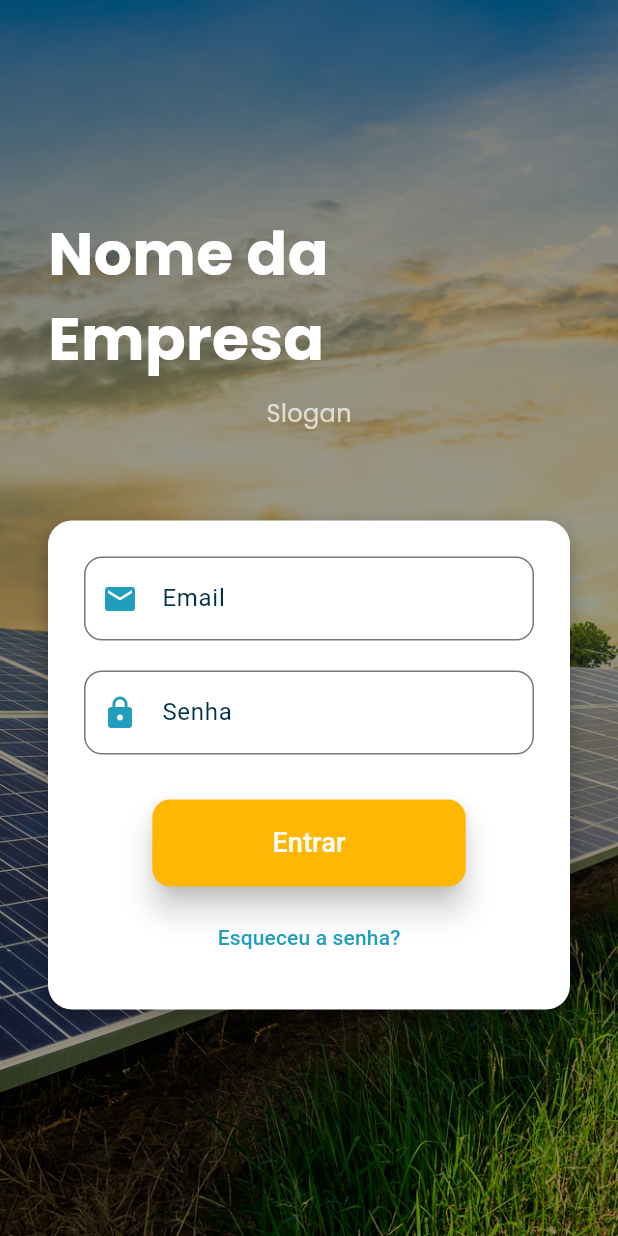
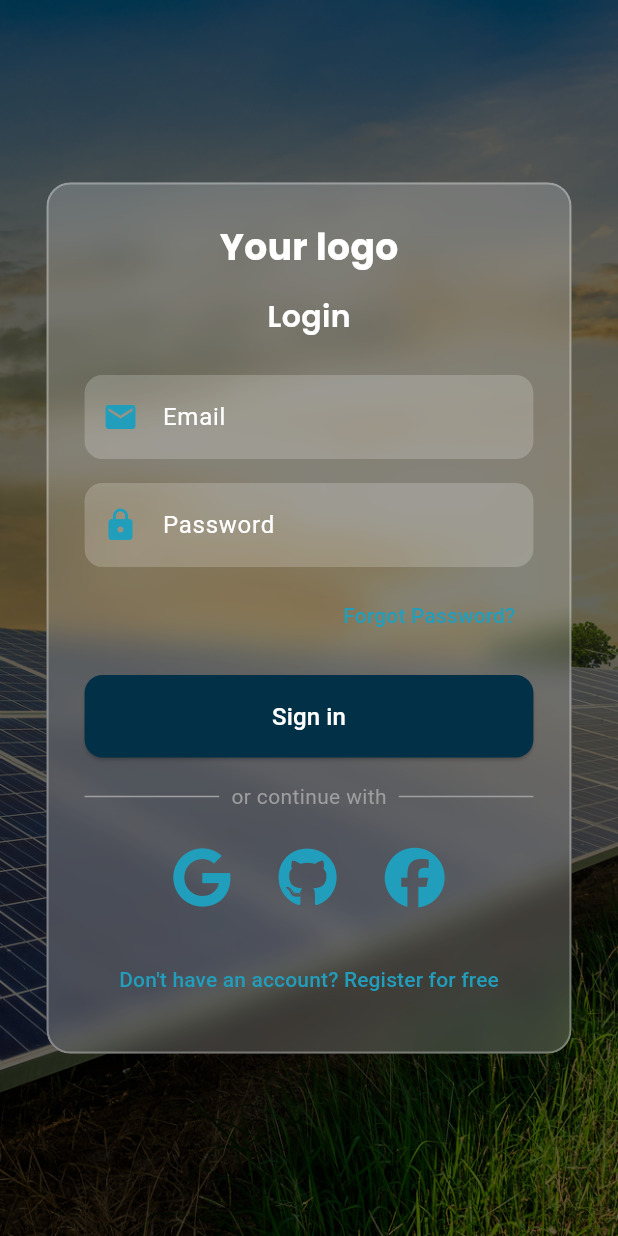
Before and after one commit to Srsups/Solar-panel-pricing-survey, a Flutter app: the LoginScreen screen opened directly, on a phone screen of 412 x 824 dp. Run offline on Flutter 3.47's test engine with Material 3 defaults, Android fonts, the phone set to English and light mode, and no system bars; our stand-ins replace font_awesome_flutter, go_router, google_fonts.

Commit message:
Styling and refactoring LoginScreen.dart

```diff
--- a/flutter-app/painel/lib/screens/LoginScreen.dart
+++ b/flutter-app/painel/lib/screens/LoginScreen.dart
@@ -1,6 +1,8 @@
+import 'dart:ui'; // Import necessário para ImageFilter.blur
 import 'package:flutter/material.dart';
 import 'package:google_fonts/google_fonts.dart';
 import 'package:go_router/go_router.dart';
+import 'package:font_awesome_flutter/font_awesome_flutter.dart';
 
 void main() => runApp(SolarLoginApp());
 
@@ -20,6 +22,14 @@ class SolarLoginApp extends StatelessWidget {
         path: '/profile',
         builder: (context, state) => ProfileScreen(),
       ),
+      GoRoute(
+        path: '/forgot',
+        builder: (context, state) => ForgotPasswordScreen(),
+      ),
+      GoRoute(
+        path: '/create-account',
+        builder: (context, state) => CreateAccountScreen(),
+      ),
     ],
   );
 
@@ -36,7 +46,7 @@ class SolarLoginApp extends StatelessWidget {
 }
 
 class LoginScreen extends StatelessWidget {
-  final Color primaryColor = Color(0xFFFFB703);
+  final Color primaryColor = Color(0xFF023047);
   final Color accentColor = Color(0xFF219EBC);
   final Color darkBlue = Color(0xFF023047);
 
@@ -46,99 +56,178 @@ class LoginScreen extends StatelessWidget {
       body: Stack(
         fit: StackFit.expand,
         children: [
+          // Background image
           Image.asset(
             'assets/solar_background1.jpg',
             fit: BoxFit.cover,
-            color: Colors.black.withOpacity(0.4),
+            color: Colors.black.withOpacity(0.6),
             colorBlendMode: BlendMode.darken,
           ),
-          SingleChildScrollView(
-            padding: const EdgeInsets.symmetric(horizontal: 32, vertical: 60),
+          Center(
+            child: ClipRRect(
+              borderRadius: BorderRadius.circular(16), // Bordas arredondadas
+              child: BackdropFilter(
+                filter: ImageFilter.blur(sigmaX: 10, sigmaY: 10), // Desfoque
+                child: Container(
+                  width: MediaQuery.of(context).size.width * 0.85,
+                  padding: const EdgeInsets.all(24),
+                  decoration: BoxDecoration(
+                    color: Colors.white.withOpacity(0.2), // Transparência
+                    borderRadius: BorderRadius.circular(16),
+                    border: Border.all(
+                      color: Colors.white.withOpacity(0.3), // Borda esmaecida
+                      width: 1.5,
+                    ),
+                  ),
                   child: Column(
-              crossAxisAlignment: CrossAxisAlignment.center,
+                    mainAxisSize: MainAxisSize.min,
                     children: [
-                SizedBox(height: 80),
+                      // Logo or title
                       Text(
-                  "Nome da Empresa",
+                        "Your logo",
                         style: GoogleFonts.poppins(
-                    fontSize: 40,
+                          fontSize: 24,
                           fontWeight: FontWeight.bold,
                           color: Colors.white,
                         ),
                       ),
-                SizedBox(height: 10),
+                      SizedBox(height: 16),
+                      // Login title
                       Text(
-                  "Slogan",
+                        "Login",
                         style: GoogleFonts.poppins(
-                    fontSize: 16,
-                    color: Colors.white70,
+                          fontSize: 20,
+                          fontWeight: FontWeight.w600,
+                          color: Colors.white,
                         ),
                       ),
-                SizedBox(height: 60),
-                Container(
-                  decoration: BoxDecoration(
-                    color: Colors.white,
-                    borderRadius: BorderRadius.circular(16),
-                    boxShadow: [
-                      BoxShadow(
-                        color: Colors.black26,
-                        blurRadius: 10,
-                        offset: Offset(0, 4),
-                      )
-                    ],
-                  ),
-                  padding: const EdgeInsets.all(24),
-                  child: Column(
-                    children: [
+                      SizedBox(height: 24),
+                      // Email TextField
                       TextField(
                         decoration: InputDecoration(
                           prefixIcon: Icon(Icons.email, color: accentColor),
                           labelText: 'Email',
-                          labelStyle: TextStyle(color: darkBlue),
+                          labelStyle: TextStyle(color: Colors.white),
+                          filled: true,
+                          fillColor: Colors.white.withOpacity(0.2),
                           border: OutlineInputBorder(
                             borderRadius: BorderRadius.circular(12),
+                            borderSide: BorderSide.none,
                           ),
                         ),
+                        style: TextStyle(color: Colors.white),
                       ),
-                      SizedBox(height: 20),
+                      SizedBox(height: 16),
+                      // Password TextField
                       TextField(
                         obscureText: true,
                         decoration: InputDecoration(
                           prefixIcon: Icon(Icons.lock, color: accentColor),
-                          labelText: 'Senha',
-                          labelStyle: TextStyle(color: darkBlue),
+                          labelText: 'Password',
+                          labelStyle: TextStyle(color: Colors.white),
+                          filled: true,
+                          fillColor: Colors.white.withOpacity(0.2),
                           border: OutlineInputBorder(
                             borderRadius: BorderRadius.circular(12),
+                            borderSide: BorderSide.none,
+                          ),
+                        ),
+                        style: TextStyle(color: Colors.white),
+                      ),
+                      SizedBox(height: 8),
+                      // Forgot password link
+                      Align(
+                        alignment: Alignment.centerRight,
+                        child: TextButton(
+                          onPressed: () {
+                            context.go('/forgot');
+                          },
+                          child: Text(
+                            "Forgot Password?",
+                            style: TextStyle(color: accentColor),
                           ),
                         ),
                       ),
-                      SizedBox(height: 30),
+                      SizedBox(height: 16),
+                      // Sign in button
                       ElevatedButton(
                         style: ElevatedButton.styleFrom(
                           backgroundColor: primaryColor,
-                          padding: EdgeInsets.symmetric(horizontal: 80, vertical: 16),
+                          padding: EdgeInsets.symmetric(vertical: 16),
                           shape: RoundedRectangleBorder(
                             borderRadius: BorderRadius.circular(12),
                           ),
-                          elevation: 8,
                         ),
                         onPressed: () {
                           context.go('/home');
                         },
+                        child: Center(
                           child: Text(
-                          'Entrar',
-                          style: TextStyle(fontSize: 18, color: Colors.white),
+                            "Sign in",
+                            style: TextStyle(color: Colors.white, fontSize: 16),
                           ),
                         ),
-                      SizedBox(height: 10),
+                      ),
+                      SizedBox(height: 16),
+                      // Divider with "or continue with"
+                      Row(
+                        children: [
+                          Expanded(child: Divider(color: Colors.grey)),
+                          Padding(
+                            padding: const EdgeInsets.symmetric(horizontal: 8),
+                            child: Text(
+                              "or continue with",
+                              style: TextStyle(color: Colors.grey),
+                            ),
+                          ),
+                          Expanded(child: Divider(color: Colors.grey)),
+                        ],
+                      ),
+                      SizedBox(height: 16),
+                      // Social login buttons
+                      Row(
+                        mainAxisAlignment: MainAxisAlignment.center,
+                        children: [
+                          IconButton(
+                            icon: FaIcon(FontAwesomeIcons.google, color: accentColor),
+                            iconSize: 40,
+                            onPressed: () {
+                              // Ação para login com Google
+                            },
+                          ),
+                          SizedBox(width: 16),
+                          IconButton(
+                            icon: FaIcon(FontAwesomeIcons.github, color: accentColor),
+                            iconSize: 40,
+                            onPressed: () {
+                              // Ação para login com GitHub
+                            },
+                          ),
+                          SizedBox(width: 16),
+                          IconButton(
+                            icon: FaIcon(FontAwesomeIcons.facebook, color: accentColor),
+                            iconSize: 40,
+                            onPressed: () {
+                              // Ação para login com Facebook
+                            },
+                          ),
+                        ],
+                      ),
+                      SizedBox(height: 16),
+                      // Register link
                       TextButton(
-                        onPressed: () {},
-                        child: Text("Esqueceu a senha?", style: TextStyle(color: accentColor)),
+                        onPressed: () {
+                          context.go('/create-account');
+                        },
+                        child: Text(
+                          "Don't have an account? Register for free",
+                          style: TextStyle(color: accentColor),
+                        ),
                       ),
                     ],
                   ),
                 ),
-              ],
+              ),
             ),
           ),
         ],
@@ -195,3 +284,35 @@ class ProfileScreen extends StatelessWidget {
     );
   }
 }
+
+class ForgotPasswordScreen extends StatelessWidget {
+  @override
+  Widget build(BuildContext context) {
+    return Scaffold(
+      appBar: AppBar(
+        title: Text('Esqueci minha senha'),
+        backgroundColor: Color(0xFFFFB703),
+      ),
+      body: Center(
+        child: Text('Tela de recuperação de senha em construção!',
+            style: TextStyle(fontSize: 24, color: Colors.black)),
+      ),
+    );
+  }
+}
+
+class CreateAccountScreen extends StatelessWidget {
+  @override
+  Widget build(BuildContext context) {
+    return Scaffold(
+      appBar: AppBar(
+        title: Text('Criar Conta'),
+        backgroundColor: Color(0xFFFFB703),
+      ),
+      body: Center(
+        child: Text('Tela de criação de conta em construção!',
+            style: TextStyle(fontSize: 24, color: Colors.black)),
+      ),
+    );
+  }
+}
--- a/flutter-app/painel/pubspec.yaml
+++ b/flutter-app/painel/pubspec.yaml
@@ -33,6 +33,7 @@ dependencies:
   http: 1.3.0
   google_fonts: ^6.1.0
   go_router: ^13.0.0
+  font_awesome_flutter: ^10.5.0
 
   # The following adds the Cupertino Icons font to your application.
   # Use with the CupertinoIcons class for iOS style icons.
@@ -64,6 +65,7 @@ flutter:
   assets:
     - assets/solar_background1.jpg
     - assets/solar_background2.jpg
+
   #   - images/a_dot_ham.jpeg
 
   # An image asset can refer to one or more resolution-specific "variants", see
```
Also changed, not shown: flutter-app/painel/pubspec.lock. Lines whose indentation alone changed are shown as unchanged.
